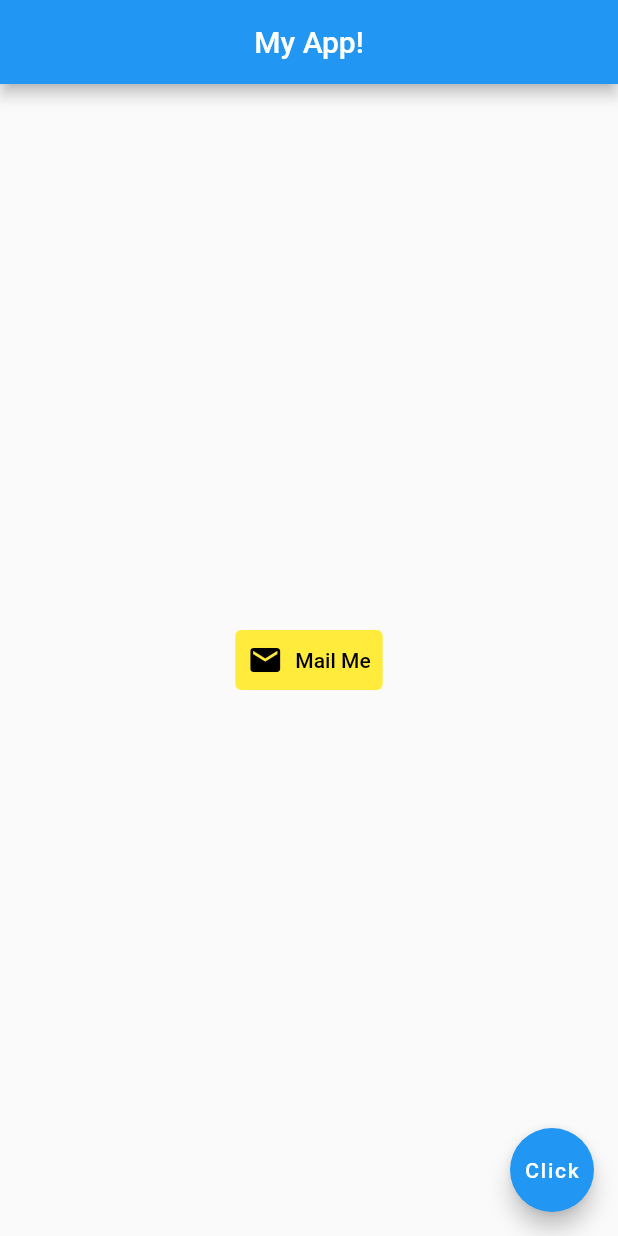
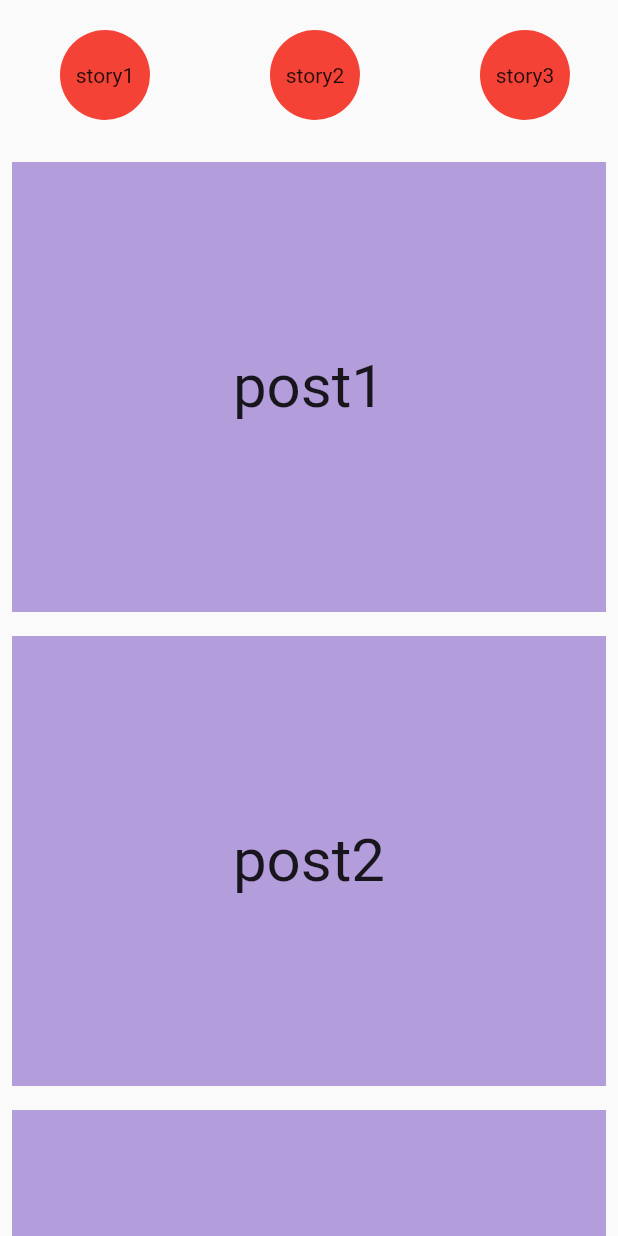
Before and after one commit to Abdullah-Jehani/flutterBasics, a Flutter app: the screen it shows after launch, on a phone screen of 412 x 824 dp. Run offline on Flutter 3.47's test engine with Material 2 defaults, Android fonts, the phone set to English and light mode, and no system bars.

Commit message:
third-commit

```diff
--- /dev/null
+++ b/lib/homepage.dart
@@ -0,0 +1,41 @@
+import 'package:coolapp/my_circle.dart';
+
+import 'my_square.dart';
+import 'package:flutter/material.dart';
+
+class HomePage extends StatelessWidget {
+  final List posts = ['post1', 'post2', 'post3', 'post4'];
+  final List stories = ['story1', 'story2', 'story3', 'story4', 'story5'];
+
+  @override
+  Widget build(BuildContext context) {
+    return Scaffold(
+      body: Column(
+        children: [
+          SizedBox(
+            height: 100,
+            child: Expanded(
+              child: ListView.builder(
+                scrollDirection: Axis.horizontal,
+                itemCount: stories.length,
+                itemBuilder: (context, index) {
+                  return MyCircle(
+                    child: stories[index],
+                  );
+                },
+              ),
+            ),
+          ),
+          Expanded(
+              child: ListView.builder(
+                  itemCount: posts.length,
+                  itemBuilder: (context, index) {
+                    return MySquare(
+                      child: posts[index],
+                    );
+                  }))
+        ],
+      ),
+    );
+  }
+}
--- a/lib/main.dart
+++ b/lib/main.dart
@@ -1,4 +1,5 @@
 import 'package:flutter/material.dart';
+import 'homepage.dart';
 
 void main() {
   runApp(const MyApp());
@@ -10,48 +11,48 @@ class MyApp extends StatelessWidget {
   @override
   Widget build(BuildContext context) {
     return MaterialApp(
-      home: Scaffold(
-        appBar: AppBar(
-          title: const Text('My App!'),
-          centerTitle: true,
-        ),
-        body: Center(
-          // child: Text(
-          //   'Hello World',
-          //   style: TextStyle(
-          //     fontSize: 20.0,
-          //     fontWeight: FontWeight.bold,
-          //     letterSpacing: 2.0,
-          //     fontFamily: 'poppins',
-          //     color: Colors.red,
+      home: HomePage(
+          // appBar: AppBar(
+          //   title: const Text(
+          //     'Mail System ',
+          //     style: TextStyle(color: Colors.black),
+          //   ),
+          //   centerTitle: true,
+          //   backgroundColor: Colors.amber,
+          // ),
+          // body: Center(
+          //   // child: Text(
+          //   //   'Hello World',
+          //   //   style: TextStyle(
+          //   //     fontSize: 20.0,
+          //   //     fontWeight: FontWeight.bold,
+          //   //     letterSpacing: 2.0,
+          //   //     fontFamily: 'poppins',
+          //   //     color: Colors.red,
+          //   //   ),
+          //   // ),
+          //   // child: Image.asset('assets/download (1).jpg'),
+          //   // child: Icon(
+          //   //   Icons.youtube_searched_for_outlined,
+          //   //   color: Colors.red,
+          //   //   size: 30 ,
+          //   // ),
+          //   child: TextButton.icon(
+          //     style: const ButtonStyle(
+          //       backgroundColor: MaterialStatePropertyAll<Color>(Colors.yellow),
+          //     ),
+          //     onPressed: () {},
+          //     label: const Text(
+          //       'Mail Me',
+          //       style: TextStyle(color: Colors.black),
+          //     ),
+          //     icon: const Icon(
+          //       Icons.mail,
+          //       color: Colors.black,
+          //     ),
           //   ),
           // ),
-          // child: Image.asset('assets/download (1).jpg'),
-          // child: Icon(
-          //   Icons.youtube_searched_for_outlined,
-          //   color: Colors.red,
-          //   size: 30 ,
-          // ),
-          child: TextButton.icon(
-            style: const ButtonStyle(
-              backgroundColor: MaterialStatePropertyAll<Color>(Colors.yellow),
-            ),
-            onPressed: () {},
-            label: const Text(
-              'Mail Me',
-              style: TextStyle(color: Colors.black),
-            ),
-            icon: const Icon(
-              Icons.mail,
-              color: Colors.black,
-            ),
           ),
-        ),
-        floatingActionButton: FloatingActionButton(
-          onPressed: () {},
-          child: const Text('Click'),
-        ),
-      ),
     );
   }
 }
--- /dev/null
+++ b/lib/my_circle.dart
@@ -0,0 +1,25 @@
+import 'package:flutter/material.dart';
+
+class MyCircle extends StatelessWidget {
+  final String child;
+
+  const MyCircle({
+    required this.child,
+  });
+
+  @override
+  Widget build(BuildContext context) {
+    return Padding(
+      padding: const EdgeInsets.all(20),
+      child: Container(
+        height: 100,
+        width: 100,
+        decoration: const BoxDecoration(
+          shape: BoxShape.circle,
+          color: Colors.red,
+        ),
+        child: Center(child: Text(child)),
+      ),
+    );
+  }
+}
--- /dev/null
+++ b/lib/my_square.dart
@@ -0,0 +1,24 @@
+import 'package:flutter/material.dart';
+
+class MySquare extends StatelessWidget {
+  final String child;
+
+  const MySquare({
+    required this.child,
+  });
+  @override
+  Widget build(BuildContext context) {
+    return Padding(
+      padding: const EdgeInsets.all(8.0),
+      child: Container(
+          height: 300,
+          color: Colors.deepPurple[200],
+          child: Center(
+            child: Text(
+              child,
+              style: const TextStyle(fontSize: 40),
+            ),
+          )),
+    );
+  }
+}
```
